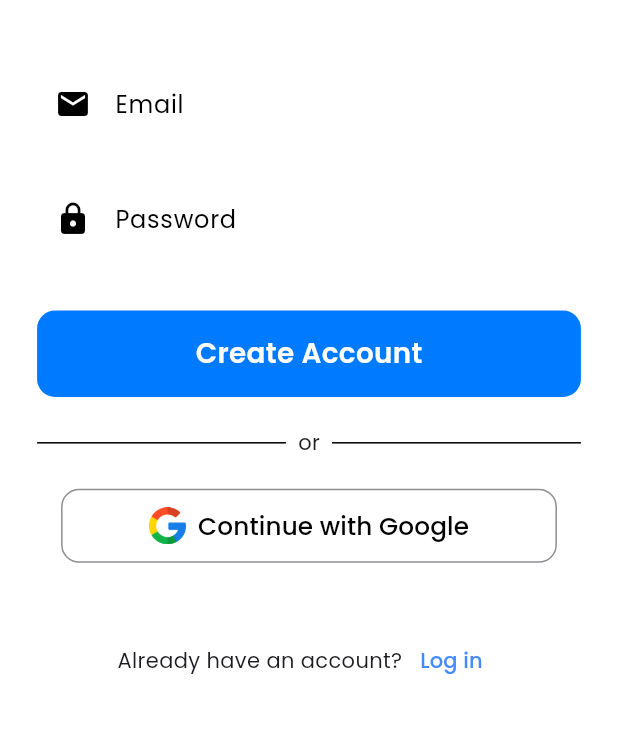
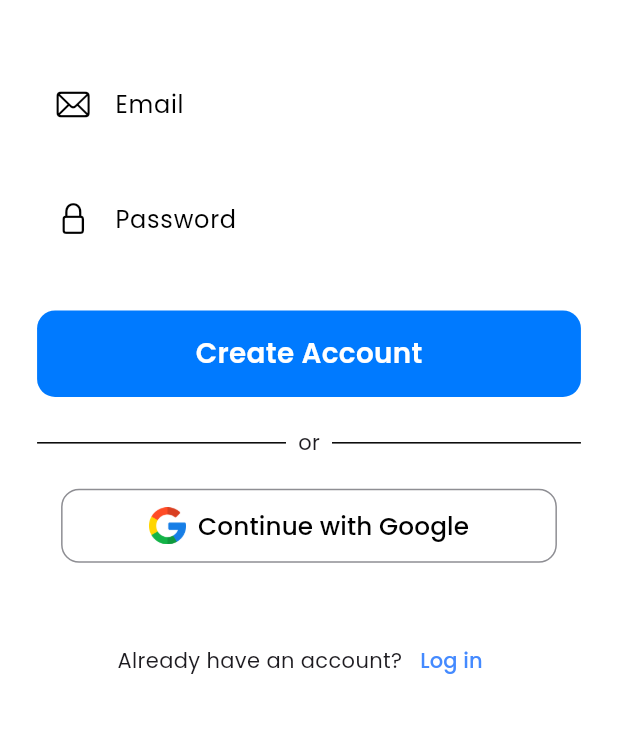
Before and after one commit to VCodes0/AniChat, a Flutter app: the screen it shows after launch, after a tap on "Sign Up", on a phone screen of 412 x 824 dp, the part 345-1078 px from its top. Run offline on Flutter 3.47's test engine with Material 3 defaults, Android fonts, the phone set to English and light mode, and no system bars; our stand-ins replace firebase_core, get, google_fonts, lottie; accounts and stored records are empty.

Commit message:
Modified Login/Signup

```diff
--- a/lib/screens/login/login_screen.dart
+++ b/lib/screens/login/login_screen.dart
@@ -1,3 +1,4 @@
+import 'package:flutter/cupertino.dart';
 import 'package:flutter/material.dart';
 import 'package:get/get.dart';
 
@@ -58,7 +59,7 @@ class LoginScreen extends StatelessWidget {
                         controller: emailController,
                         hintText: 'username@gmail.com',
                         labelText: 'Email',
-                        prefixIcon: Icons.email,
+                        prefixIcon: CupertinoIcons.mail,
                       ),
 
                       SizedBox(height: mq.height * 0.025),
@@ -69,13 +70,13 @@ class LoginScreen extends StatelessWidget {
                         controller: passwordController,
                         hintText: 'Password@123',
                         labelText: 'Password',
-                        prefixIcon: Icons.lock,
+                        prefixIcon: CupertinoIcons.lock,
                       ),
 
                       SizedBox(height: mq.height * 0.04),
 
                       // Sign In Button
-                      CustomButton(text: 'Sign in'),
+                      CustomButton(text: 'Log in'),
 
                       SizedBox(height: mq.height * 0.025),
 
--- a/lib/screens/signup/signup_screen.dart
+++ b/lib/screens/signup/signup_screen.dart
@@ -1,3 +1,4 @@
+import 'package:flutter/cupertino.dart';
 import 'package:flutter/material.dart';
 import 'package:get/get.dart';
 
@@ -58,7 +59,7 @@ class SignupScreen extends StatelessWidget {
                         controller: emailController,
                         hintText: 'username@gmail.com',
                         labelText: 'Email',
-                        prefixIcon: Icons.email,
+                        prefixIcon: CupertinoIcons.mail,
                       ),
 
                       SizedBox(height: mq.height * 0.025),
@@ -69,7 +70,7 @@ class SignupScreen extends StatelessWidget {
                         controller: passwordController,
                         hintText: 'Password@123',
                         labelText: 'Password',
-                        prefixIcon: Icons.lock,
+                        prefixIcon: CupertinoIcons.lock,
                       ),
 
                       SizedBox(height: mq.height * 0.04),
```
Also changed, not shown: assets/images/logo.png (added).
